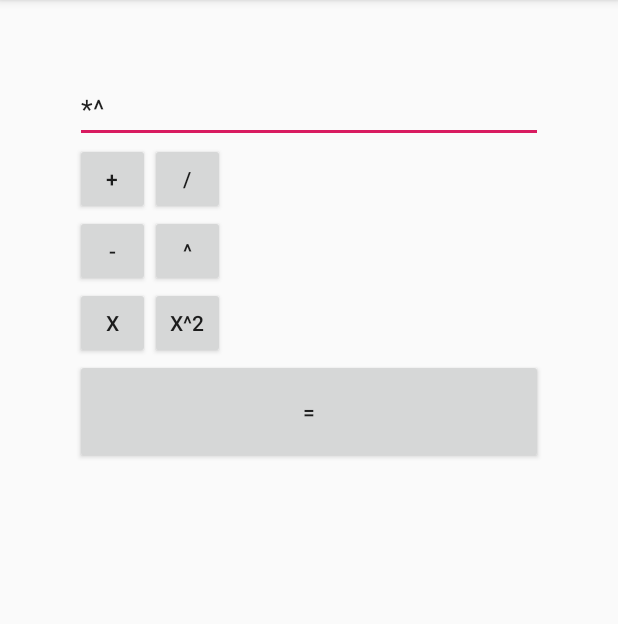
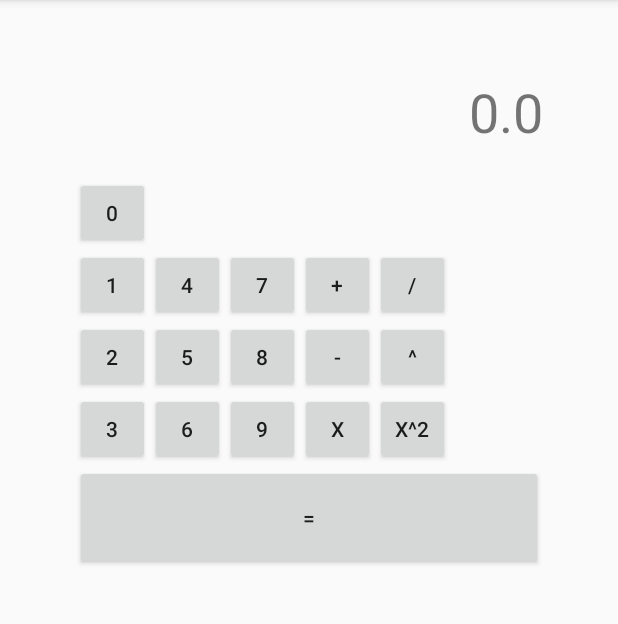
Before and after one commit to slopezvvv/calculadora, an Android app: the screen it shows after launch (ActivityCalculadora), after a tap on an icon or button, on a phone screen of 412 x 824 dp, the part 84-708 px from its top. Run offline under Robolectric (Android 15) with nearby library versions, the phone set to English and light mode, and no system bars; 1 other tap on this screen came first.

Commit message:
FIX: Vista del activity.

```diff
--- a/app/src/main/java/cl/tuserver/calculadora/ActivityCalculadora.java
+++ b/app/src/main/java/cl/tuserver/calculadora/ActivityCalculadora.java
@@ -4,24 +4,30 @@ import androidx.appcompat.app.AppCompatActivity;
 
 import android.os.Bundle;
 import android.widget.Button;
-import android.widget.EditText;
+import android.widget.TextView;
 import android.widget.Toast;
 
 import java.util.HashMap;
+import java.util.StringTokenizer;
 
 
 public class ActivityCalculadora extends AppCompatActivity {
-    private EditText txtInput;
+    private TextView tvResultado;
+    private TextView tvInput;
     private Button btnRealizarOperacion;
     private Button btnSuma, btnResta, btnMulti, btnDivi, btnPow, btnPowPorDos;
 
     private static final HashMap<Integer, Double> historial = new HashMap<>();
+    OperadoresAritmeticos ultimaOperacion = null;
+    double ultimoResultado = .0;
+    boolean isClick = false;
 
     @Override
     protected void onCreate(Bundle savedInstanceState) {
         super.onCreate(savedInstanceState);
         setContentView(R.layout.activity_calculadora);
-        txtInput = findViewById(R.id.txtInput);
+        tvResultado = findViewById(R.id.tvResultado);
+        tvInput = findViewById(R.id.tvInput);
         btnSuma = findViewById(R.id.btnAdicionar);
         btnResta = findViewById(R.id.btnSustraer);
         btnMulti = findViewById(R.id.btnMultiplicar);
@@ -29,30 +35,38 @@ public class ActivityCalculadora extends AppCompatActivity {
         btnPow = findViewById(R.id.btnPotencia);
         btnPowPorDos = findViewById(R.id.btnPotenciaPorDos);
         btnRealizarOperacion = findViewById(R.id.btnRealizarOperacion);
-        btnRealizarOperacion.setOnClickListener(v -> doOperacion(txtInput.getText().toString()));
+        btnRealizarOperacion.setOnClickListener(v -> accionBotonAritmetica(ultimaOperacion));
+
         btnSuma.setOnClickListener(v ->
-            accionBotonAritmetica(OperadoresAritmeticos.SUMA.toString())
+            accionBotonAritmetica(OperadoresAritmeticos.SUMA)
         );
         btnResta.setOnClickListener(v ->
-            accionBotonAritmetica(OperadoresAritmeticos.RESTA.toString())
+            accionBotonAritmetica(OperadoresAritmeticos.RESTA)
         );
         btnMulti.setOnClickListener(v ->
-            accionBotonAritmetica(OperadoresAritmeticos.MULTI.toString())
+            accionBotonAritmetica(OperadoresAritmeticos.MULTI)
         );
         btnDivi.setOnClickListener(v ->
-            accionBotonAritmetica(OperadoresAritmeticos.DIVI.toString())
+            accionBotonAritmetica(OperadoresAritmeticos.DIVI)
         );
         btnPow.setOnClickListener(v ->
-            accionBotonAritmetica(OperadoresAritmeticos.POW.toString())
+            accionBotonAritmetica(OperadoresAritmeticos.POW)
         );
         btnPowPorDos.setOnClickListener(v ->
-            accionBotonAritmetica(OperadoresAritmeticos.POW_2.toString())
+            accionBotonAritmetica(OperadoresAritmeticos.POW_2)
         );
     }
 
-    private void accionBotonAritmetica(String input){
-        txtInput.setText(txtInput.getText().toString()+input);
-        txtInput.setSelection(txtInput.getText().length());
+    private void accionBotonAritmetica(OperadoresAritmeticos op){
+        if(!isClick) {
+            tvInput.setText(tvInput.getText().toString() + op.toString());
+            //tvInput.setSelection(tvInput.getText().length());
+            ultimaOperacion = op;
+        }
+        else {
+            doOperacion(tvInput.getText().toString());
+        }
+        isClick = !isClick;
     }
 
     private void doToast(String msg){
@@ -63,17 +77,46 @@ public class ActivityCalculadora extends AppCompatActivity {
         try {
             double resultado = .0;
             if(historial.containsKey(input.hashCode())){
-                doToast("Resultado: " + historial.get(input.hashCode()));
+                tvResultado.setText(String.valueOf(historial.get(input.hashCode())));
                 return;
             }
             InterfaceAritmetica aritmetica = new Aritmetica();
-
+            StringTokenizer filtrarVariables = new StringTokenizer(input, ultimaOperacion.toString());
+            double[] valores = new double[2];
+            if(ultimoResultado == .0) {
+                int i = 0;
+                while (filtrarVariables.hasMoreTokens()) {
+                    valores[i] = Double.parseDouble(filtrarVariables.nextToken());
+                    i++;
+                }
+            }
+            switch (ultimaOperacion){
+                case SUMA:
+                    resultado = aritmetica.adicion(valores[0], valores[1]);
+                    break;
+                case RESTA:
+                    resultado = aritmetica.sustraccion(valores[0], valores[1]);
+                    break;
+                case MULTI:
+                    resultado = aritmetica.multiplicacion(valores[0], valores[1]);
+                    break;
+                case DIVI:
+                    resultado = aritmetica.divicion(valores[0], valores[1]);
+                    break;
+                case POW:
+                    resultado = aritmetica.potencia(valores[0], valores[1]);
+                    break;
+                case POW_2:
+                    resultado = aritmetica.potenciaPorDos(ultimoResultado);
+                    break;
+            }
             historial.put(input.hashCode(), resultado);
-            doToast("Resultado: " + resultado);
+            ultimoResultado = resultado;
+            tvResultado.setText(String.valueOf(resultado));
         }
         catch (IndexOutOfBoundsException | NumberFormatException ex){
             doToast("La operacion no es valida");
-            txtInput.setText("");
         }
+        tvInput.setText("");
     }
 }
--- a/app/src/main/res/layout/activity_calculadora.xml
+++ b/app/src/main/res/layout/activity_calculadora.xml
@@ -8,17 +8,109 @@
     android:layout_margin="50dp"
     tools:context=".ActivityCalculadora">
 
-    <EditText
-        android:id="@+id/txtInput"
+    <TextView
+        android:id="@+id/tvResultado"
         android:layout_width="match_parent"
         android:layout_height="wrap_content"
-        android:ems="10"
-        android:inputType="textShortMessage" />
+        android:text="@string/btnCero"
+        android:textAlignment="textEnd"
+        android:textSize="36sp" />
+
+    <TextView
+        android:id="@+id/tvInput"
+        android:layout_width="match_parent"
+        android:layout_height="wrap_content"
+        android:ems="10" />
+
+    <LinearLayout
+        android:layout_width="wrap_content"
+        android:layout_height="wrap_content"
+        android:orientation="vertical">
+
+        <Button
+            android:id="@+id/btnCero"
+            android:layout_width="50dp"
+            android:layout_height="wrap_content"
+            android:text="@string/btnCero" />
+    </LinearLayout>
 
     <LinearLayout
         android:layout_width="wrap_content"
         android:layout_height="wrap_content"
         android:orientation="horizontal">
+
+        <LinearLayout
+            android:layout_width="match_parent"
+            android:layout_height="match_parent"
+            android:orientation="vertical">
+
+            <Button
+                android:id="@+id/btnUno"
+                android:layout_width="50dp"
+                android:layout_height="wrap_content"
+                android:text="@string/btnUno" />
+
+            <Button
+                android:id="@+id/btnDos"
+                android:layout_width="50dp"
+                android:layout_height="wrap_content"
+                android:text="@string/btnDos" />
+
+            <Button
+                android:id="@+id/btnTres"
+                android:layout_width="50dp"
+                android:layout_height="wrap_content"
+                android:text="@string/btnTres" />
+
+        </LinearLayout>
+
+        <LinearLayout
+            android:layout_width="match_parent"
+            android:layout_height="match_parent"
+            android:orientation="vertical">
+
+            <Button
+                android:id="@+id/btnCuatro"
+                android:layout_width="50dp"
+                android:layout_height="wrap_content"
+                android:text="@string/btnCuatro" />
+
+            <Button
+                android:id="@+id/btnCinco"
+                android:layout_width="50dp"
+                android:layout_height="wrap_content"
+                android:text="@string/btnCinco" />
+
+            <Button
+                android:id="@+id/btnSeis"
+                android:layout_width="50dp"
+                android:layout_height="wrap_content"
+                android:text="@string/btnSeis" />
+        </LinearLayout>
+
+        <LinearLayout
+            android:layout_width="match_parent"
+            android:layout_height="match_parent"
+            android:orientation="vertical">
+
+            <Button
+                android:id="@+id/btnSiete"
+                android:layout_width="50dp"
+                android:layout_height="wrap_content"
+                android:text="@string/btnSiete" />
+
+            <Button
+                android:id="@+id/btnOcho"
+                android:layout_width="50dp"
+                android:layout_height="wrap_content"
+                android:text="@string/btnOcho" />
+
+            <Button
+                android:id="@+id/btnNueve"
+                android:layout_width="50dp"
+                android:layout_height="wrap_content"
+                android:text="@string/btnNueve" />
+        </LinearLayout>
 
         <LinearLayout
             android:layout_width="match_parent"
--- a/app/src/main/res/values/strings.xml
+++ b/app/src/main/res/values/strings.xml
@@ -8,4 +8,14 @@
     <string name="btnPotenciaPorDos">x^2</string>
     <string name="msgHuboUnProblema">La operacion no es valida</string>
     <string name="btnRealizarOperacion">=</string>
+    <string name="btnUno">1</string>
+    <string name="btnDos">2</string>
+    <string name="btnTres">3</string>
+    <string name="btnCuatro">4</string>
+    <string name="btnCinco">5</string>
+    <string name="btnSeis">6</string>
+    <string name="btnSiete">7</string>
+    <string name="btnOcho">8</string>
+    <string name="btnNueve">9</string>
+    <string name="btnCero">0</string>
 </resources>
```
